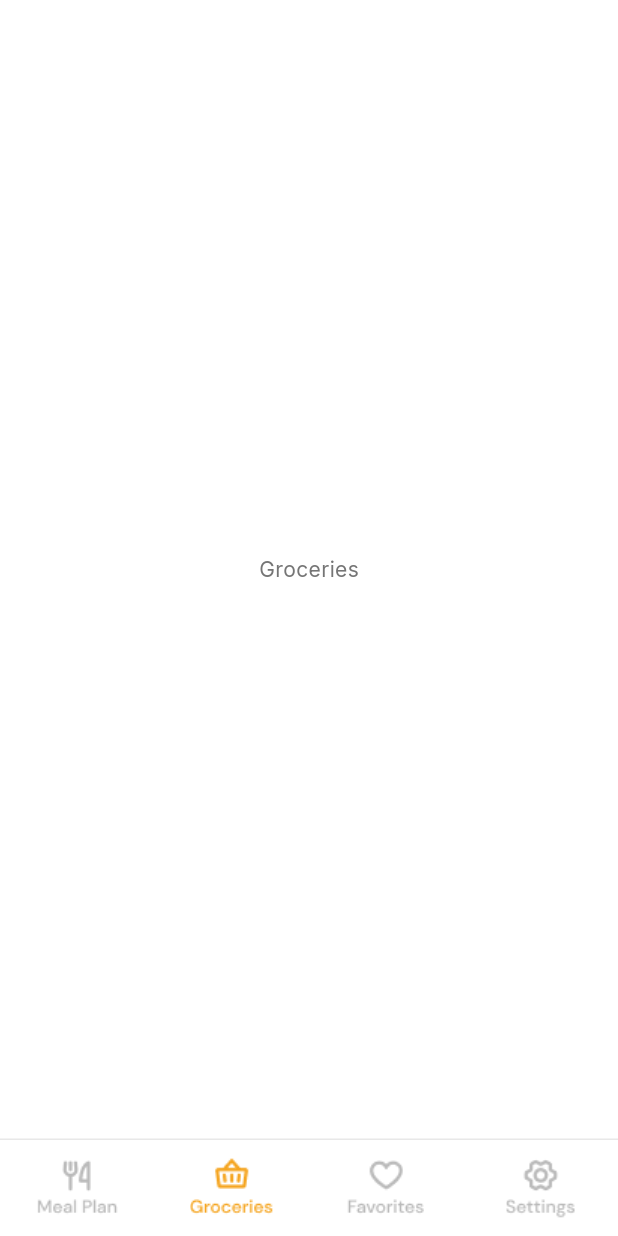
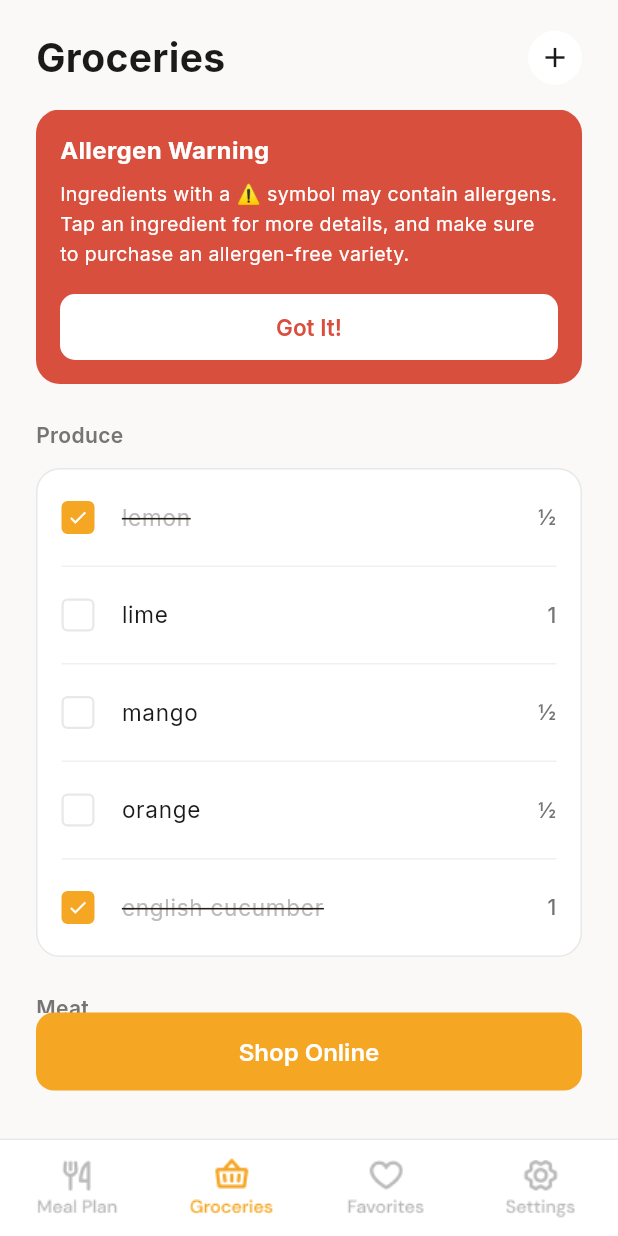
Before and after one commit to Souro-v/meal_planers, a Flutter app: the MainScreen screen opened by its route, item 2 of the bottom bar chosen, on a phone screen of 412 x 824 dp. Run offline on Flutter 3.47's test engine with Material 3 defaults, Android fonts, the phone set to English and light mode, and no system bars; our stand-ins replace font_awesome_flutter, get, google_fonts, pdf, printing, share_plus.

```diff
--- /dev/null
+++ b/lib/features/grocerises/controllers/groceries_controller.dart
@@ -0,0 +1,44 @@
+import 'package:get/get.dart';
+import '../models/grocery_item_model.dart';
+
+class GroceriesController extends GetxController {
+
+  final showAllergenWarning = true.obs;
+
+  final items = <GroceryItemModel>[
+    GroceryItemModel(id: 'g1', name: 'lemon',            quantity: '½', category: 'Produce',  isChecked: true),
+    GroceryItemModel(id: 'g2', name: 'lime',             quantity: '1', category: 'Produce'),
+    GroceryItemModel(id: 'g3', name: 'mango',            quantity: '½', category: 'Produce'),
+    GroceryItemModel(id: 'g4', name: 'orange',           quantity: '½', category: 'Produce'),
+    GroceryItemModel(id: 'g5', name: 'english cucumber', quantity: '1', category: 'Produce',  isChecked: true),
+    GroceryItemModel(id: 'g6', name: 'chicken breast',   quantity: '2', category: 'Meat',     hasAllergen: true),
+    GroceryItemModel(id: 'g7', name: 'coconut milk',     quantity: '1', category: 'Canned',   hasAllergen: true),
+    GroceryItemModel(id: 'g8', name: 'basmati rice',     quantity: '1', category: 'Grains'),
+    GroceryItemModel(id: 'g9', name: 'olive oil',        quantity: '1', category: 'Pantry'),
+  ].obs;
+
+  // ── Grouped by category ──
+  Map<String, List<GroceryItemModel>> get grouped {
+    final map = <String, List<GroceryItemModel>>{};
+    for (final item in items) {
+      map.putIfAbsent(item.category, () => []).add(item);
+    }
+    return map;
+  }
+
+  void toggleItem(String id) {
+    final i = items.indexWhere((item) => item.id == id);
+    if (i != -1) items[i] = items[i].copyWith(isChecked: !items[i].isChecked);
+  }
+
+  void dismissAllergenWarning() => showAllergenWarning.value = false;
+
+  void addItem(String name) {
+    items.add(GroceryItemModel(
+      id:       DateTime.now().millisecondsSinceEpoch.toString(),
+      name:     name,
+      quantity: '1',
+      category: 'Other',
+    ));
+  }
+}
--- /dev/null
+++ b/lib/features/grocerises/screens/groceries_screen.dart
@@ -0,0 +1,265 @@
+import 'package:flutter/material.dart';
+import 'package:get/get.dart';
+import '../../../app/themes/app_colors.dart';
+import '../../../app/routes/app_routes.dart';
+import '../controllers/groceries_controller.dart';
+
+class GroceriesScreen extends StatelessWidget {
+  const GroceriesScreen({super.key});
+
+  @override
+  Widget build(BuildContext context) {
+    final c = Get.put(GroceriesController());
+
+    return Scaffold(
+      backgroundColor: const Color(0xFFFAF9F7),
+      body: SafeArea(
+        child: Column(
+          children: [
+
+            // ── Header ──
+            Padding(
+              padding: const EdgeInsets.fromLTRB(24, 20, 24, 0),
+              child: Row(
+                mainAxisAlignment: MainAxisAlignment.spaceBetween,
+                children: [
+                  const Text('Groceries',
+                      style: TextStyle(
+                        fontSize: 26,
+                        fontWeight: FontWeight.w700,
+                        color: AppColors.textPrimary,
+                      )),
+                  GestureDetector(
+                    onTap: () => Get.toNamed(AppRoutes.addGrocery),
+                    child: Container(
+                      width: 36, height: 36,
+                      decoration: const BoxDecoration(
+                        color: Colors.white,
+                        shape: BoxShape.circle,
+                      ),
+                      child: const Icon(Icons.add,
+                          color: AppColors.textPrimary, size: 22),
+                    ),
+                  ),
+                ],
+              ),
+            ),
+            const SizedBox(height: 16),
+
+            Expanded(
+              child: Obx(() {
+                final grouped = c.grouped;
+                return ListView(
+                  padding: const EdgeInsets.symmetric(horizontal: 24),
+                  children: [
+
+                    // ── Allergen Warning ──
+                    if (c.showAllergenWarning.value) ...[
+                      _AllergenWarning(
+                          onDismiss: c.dismissAllergenWarning),
+                      const SizedBox(height: 16),
+                    ],
+
+                    // ── Category Groups ──
+                    ...grouped.entries.map((entry) => Column(
+                      crossAxisAlignment: CrossAxisAlignment.start,
+                      children: [
+                        Padding(
+                          padding: const EdgeInsets.only(
+                              top: 8, bottom: 12),
+                          child: Text(entry.key,
+                              style: const TextStyle(
+                                fontSize: 14,
+                                fontWeight: FontWeight.w600,
+                                color: AppColors.textSecondary,
+                              )),
+                        ),
+                        Container(
+                          decoration: BoxDecoration(
+                            color: Colors.white,
+                            borderRadius: BorderRadius.circular(16),
+                            border: Border.all(
+                                color: AppColors.border),
+                          ),
+                          child: Column(
+                            children: entry.value.asMap().entries
+                                .map((e) {
+                              final isLast =
+                                  e.key == entry.value.length - 1;
+                              return _GroceryTile(
+                                item: e.value,
+                                onToggle: () =>
+                                    c.toggleItem(e.value.id),
+                                showDivider: !isLast,
+                              );
+                            }).toList(),
+                          ),
+                        ),
+                        const SizedBox(height: 16),
+                      ],
+                    )),
+                    const SizedBox(height: 80),
+                  ],
+                );
+              }),
+            ),
+
+            // ── Shop Online Button ──
+            Padding(
+              padding: const EdgeInsets.fromLTRB(24, 0, 24, 32),
+              child: SizedBox(
+                width: double.infinity, height: 52,
+                child: ElevatedButton(
+                  onPressed: () {
+                    // TODO: Open online shop
+                  },
+                  style: ElevatedButton.styleFrom(
+                    backgroundColor: AppColors.primary,
+                    elevation: 0,
+                    shape: RoundedRectangleBorder(
+                        borderRadius: BorderRadius.circular(12)),
+                  ),
+                  child: const Text('Shop Online',
+                      style: TextStyle(
+                        fontSize: 16,
+                        fontWeight: FontWeight.w600,
+                        color: Colors.white,
+                      )),
+                ),
+              ),
+            ),
+          ],
+        ),
+      ),
+    );
+  }
+}
+
+// ── Allergen Warning ─────────────────────────────────────
+class _AllergenWarning extends StatelessWidget {
+  final VoidCallback onDismiss;
+  const _AllergenWarning({required this.onDismiss});
+
+  @override
+  Widget build(BuildContext context) {
+    return Container(
+      padding: const EdgeInsets.all(16),
+      decoration: BoxDecoration(
+        color: const Color(0xFFD94F3D),
+        borderRadius: BorderRadius.circular(16),
+      ),
+      child: Column(
+        crossAxisAlignment: CrossAxisAlignment.start,
+        children: [
+          const Text('Allergen Warning',
+              style: TextStyle(
+                fontSize: 16,
+                fontWeight: FontWeight.w700,
+                color: Colors.white,
+              )),
+          const SizedBox(height: 8),
+          const Text(
+            'Ingredients with a ⚠️ symbol may contain allergens. '
+                'Tap an ingredient for more details, and make sure to '
+                'purchase an allergen-free variety.',
+            style: TextStyle(
+                fontSize: 13, color: Colors.white, height: 1.5),
+          ),
+          const SizedBox(height: 16),
+          SizedBox(
+            width: double.infinity, height: 44,
+            child: ElevatedButton(
+              onPressed: onDismiss,
+              style: ElevatedButton.styleFrom(
+                backgroundColor: Colors.white,
+                elevation: 0,
+                shape: RoundedRectangleBorder(
+                    borderRadius: BorderRadius.circular(10)),
+              ),
+              child: const Text('Got It!',
+                  style: TextStyle(
+                    fontSize: 15,
+                    fontWeight: FontWeight.w600,
+                    color: Color(0xFFD94F3D),
+                  )),
+            ),
+          ),
+        ],
+      ),
+    );
+  }
+}
+
+// ── Grocery Tile ─────────────────────────────────────────
+class _GroceryTile extends StatelessWidget {
+  final item;
+  final VoidCallback onToggle;
+  final bool showDivider;
+
+  const _GroceryTile({
+    required this.item,
+    required this.onToggle,
+    required this.showDivider,
+  });
+
+  @override
+  Widget build(BuildContext context) {
+    return Column(
+      children: [
+        ListTile(
+          contentPadding:
+          const EdgeInsets.symmetric(horizontal: 16, vertical: 4),
+          leading: GestureDetector(
+            onTap: onToggle,
+            child: Container(
+              width: 22, height: 22,
+              decoration: BoxDecoration(
+                color: item.isChecked
+                    ? AppColors.primary
+                    : Colors.transparent,
+                border: Border.all(
+                  color: item.isChecked
+                      ? AppColors.primary
+                      : AppColors.border,
+                  width: 1.5,
+                ),
+                borderRadius: BorderRadius.circular(4),
+              ),
+              child: item.isChecked
+                  ? const Icon(Icons.check,
+                  color: Colors.white, size: 14)
+                  : null,
+            ),
+          ),
+          title: Row(
+            children: [
+              Text(item.name,
+                  style: TextStyle(
+                    fontSize: 15,
+                    color: item.isChecked
+                        ? AppColors.textHint
+                        : AppColors.textPrimary,
+                    decoration: item.isChecked
+                        ? TextDecoration.lineThrough
+                        : null,
+                  )),
+              if (item.hasAllergen) ...[
+                const SizedBox(width: 6),
+                const Text('⚠️', style: TextStyle(fontSize: 12)),
+              ],
+            ],
+          ),
+          trailing: Text(item.quantity,
+              style: const TextStyle(
+                fontSize: 14,
+                color: AppColors.textSecondary,
+              )),
+          onTap: onToggle,
+        ),
+        if (showDivider)
+          const Divider(height: 1, indent: 16,
+              endIndent: 16, color: AppColors.divider),
+      ],
+    );
+  }
+}
--- a/lib/features/home/screens/main_screen.dart
+++ b/lib/features/home/screens/main_screen.dart
@@ -1,5 +1,6 @@
 import 'package:flutter/material.dart';
 import 'package:get/get.dart';
+import 'package:meal_planers/features/grocerises/screens/groceries_screen.dart';
 import '../../../app/themes/app_colors.dart';
 import '../controllers/main_controller.dart';
 import 'meal_plan_screen.dart';
@@ -10,7 +11,7 @@ class MainScreen extends StatelessWidget {
   // ── Screens per tab ──
   static const _screens = [
     MealPlanScreen(),
-    Center(child: Text('Groceries')),   // to be replace
+    GroceriesScreen(), // to be replace
     Center(child: Text('Favourites')),  // to be replace
     Center(child: Text('Settings')),    // to be replace
   ];
```
